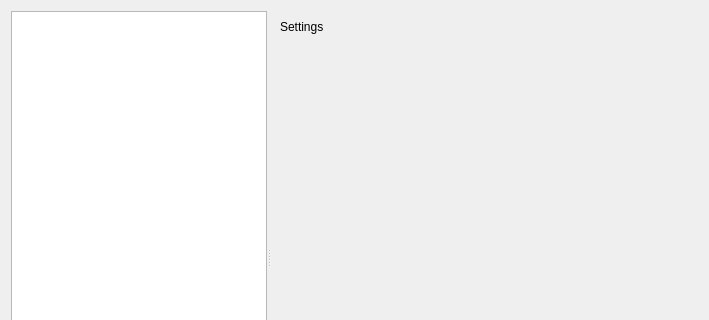
The window that ui/uifiles/settings.ui (timofey260/RWE-Sharp) describes before a commit, drawn with Qt 5; both pictures show x 0 to 709 and y 0 to 320 of the 709 by 542 pixel window.
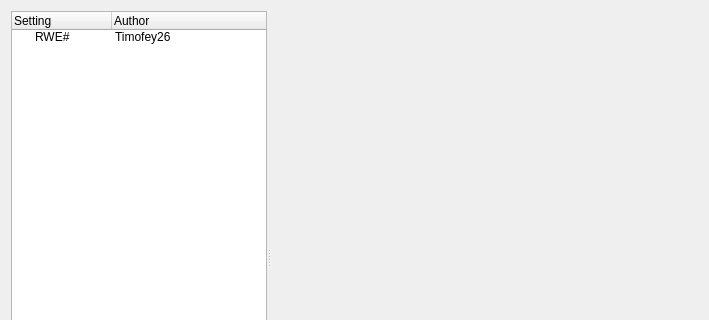
The same window after the commit. Icons and pictures are not drawn. Custom widgets are drawn as their Qt base class.

```diff
--- a/ui/uifiles/settings.ui
+++ b/ui/uifiles/settings.ui
@@ -22,19 +22,25 @@
      <property name="orientation">
       <enum>Qt::Orientation::Horizontal</enum>
      </property>
-     <property name="childrenCollapsible">
-      <bool>false</bool>
-     </property>
-     <widget class="QTreeView" name="settingsTree">
-      <property name="sizePolicy">
-       <sizepolicy hsizetype="Preferred" vsizetype="Expanding">
-        <horstretch>0</horstretch>
-        <verstretch>1</verstretch>
-       </sizepolicy>
-      </property>
-      <property name="editTriggers">
-       <set>QAbstractItemView::EditTrigger::NoEditTriggers</set>
-      </property>
+     <widget class="QTreeWidget" name="treeWidget">
+      <column>
+       <property name="text">
+        <string>Setting</string>
+       </property>
+      </column>
+      <column>
+       <property name="text">
+        <string>Author</string>
+       </property>
+      </column>
+      <item>
+       <property name="text">
+        <string>RWE#</string>
+       </property>
+       <property name="text">
+        <string>Timofey26</string>
+       </property>
+      </item>
      </widget>
      <widget class="QFrame" name="frame">
       <property name="sizePolicy">
@@ -50,13 +56,6 @@
        <enum>QFrame::Shadow::Raised</enum>
       </property>
       <layout class="QVBoxLayout" name="verticalLayout_2">
-       <item>
-        <widget class="QLabel" name="SettingsLabel">
-         <property name="text">
-          <string>Settings</string>
-         </property>
-        </widget>
-       </item>
        <item>
         <widget class="SettingsViewer" name="SettingsViewer" native="true">
          <property name="sizePolicy">
```
Left out of the diff: 2 changed lines with no effect on the pictures.
